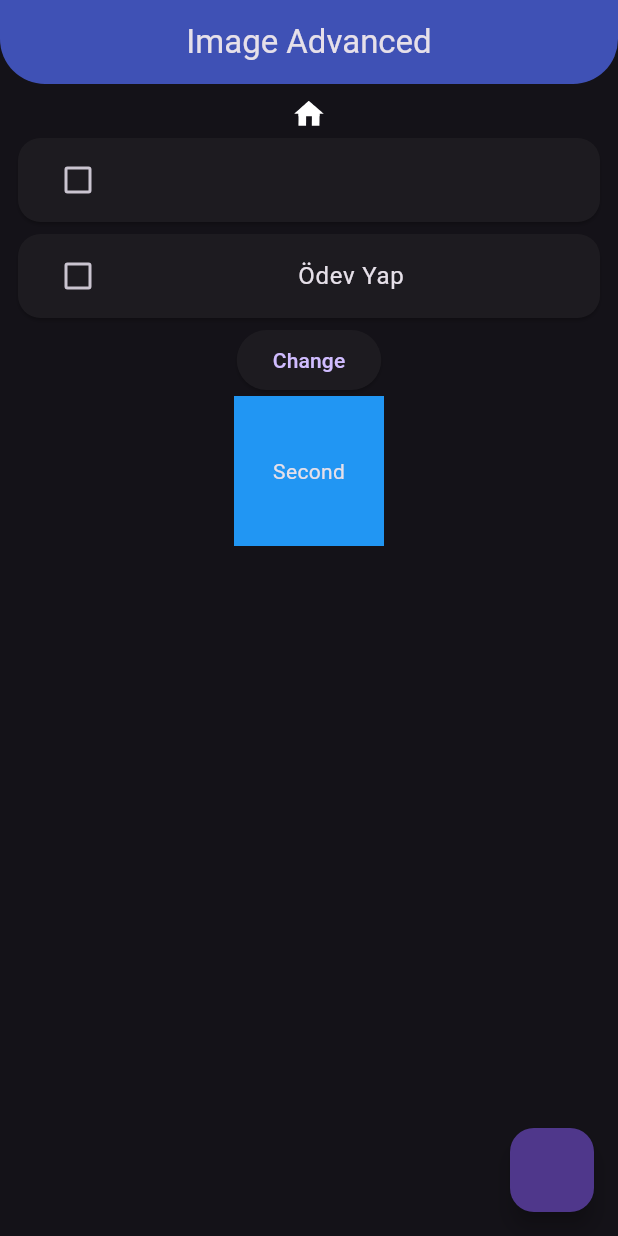
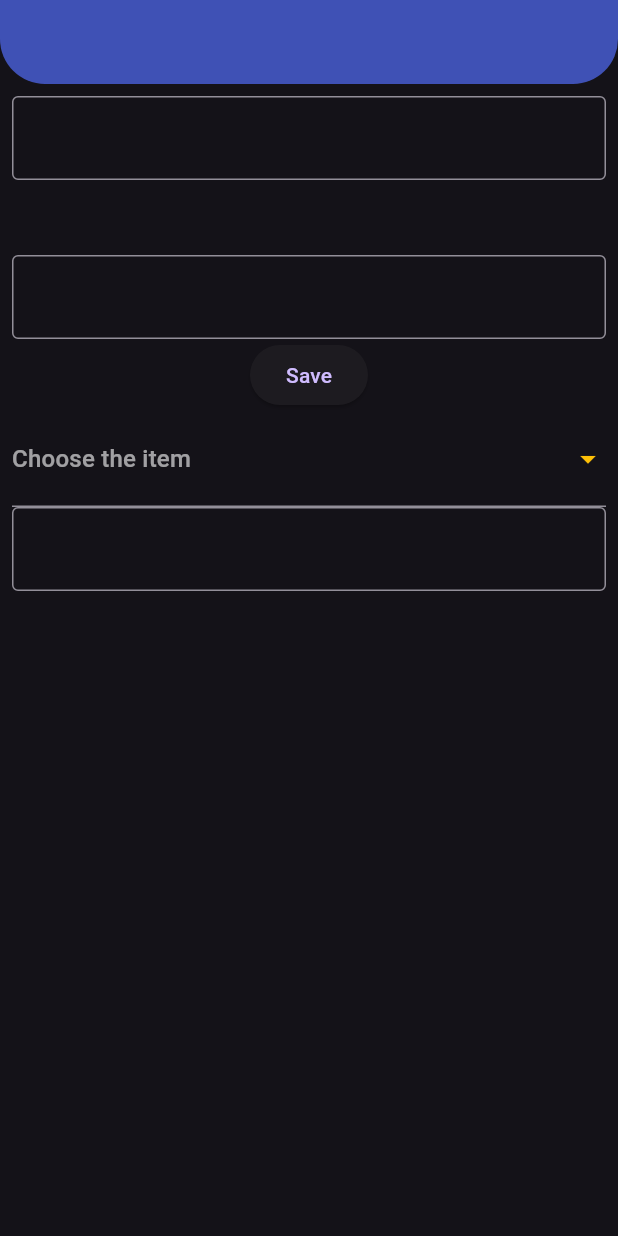
Before and after one commit to Furkanncm/Flutter-Learn, a Flutter app: the screen it shows after launch, on a phone screen of 412 x 824 dp. Run offline on Flutter 3.47's test engine with Material 3 defaults, Android fonts, the phone set to English and light mode, and no system bars; our stand-ins replace dio.

```diff
--- /dev/null
+++ b/furkann/lib/202/FileException.dart
@@ -0,0 +1,5 @@
+class FileException implements Exception {
+  String fileException() {
+    return "File Dowloand has failed";
+  }
+}
--- /dev/null
+++ b/furkann/lib/202/Form_learnd.dart
@@ -0,0 +1,117 @@
+import 'package:flutter/cupertino.dart';
+import 'package:flutter/material.dart';
+
+class TextFormLearn extends StatefulWidget {
+  const TextFormLearn({super.key});
+
+  @override
+  State<TextFormLearn> createState() => _TextFormLearnState();
+}
+
+class _TextFormLearnState extends State<TextFormLearn> {
+  final GlobalKey<FormState> _globalKey = GlobalKey();
+  _myOptions? _options;
+
+  @override
+  Widget build(BuildContext context) {
+    return Scaffold(
+      appBar: AppBar(),
+      body: Padding(
+        padding: const EdgeInsets.all(8.0),
+        child: Form(
+          key: _globalKey,
+          child: Column(
+            children: [
+              validateField(),
+              SizedBox(
+                height: 50,
+              ),
+              validateField(),
+              ElevatedButton(
+                  onPressed: () {
+                    if (_globalKey.currentState?.validate() ?? false) {}
+                  },
+                  child: Text("Save")),
+              DropdownButtonFormField(
+                  hint: Text("Choose the item"),
+                  selectedItemBuilder: (context) {
+                    return _myOptions.values.map((e) => Text(e.name)).toList();
+                  },
+                  isDense: false,
+                  elevation: 8,
+                  icon: Icon(Icons.arrow_drop_down_sharp),
+                  iconDisabledColor: Colors.red,
+                  iconEnabledColor: Colors.amber,
+                  items: _myOptions.values
+                      .map((e) => DropdownMenuItem(
+                            child: Text(e.name),
+                            value: e,
+                          ))
+                      .toList(),
+                  onChanged: (value) {
+                    setState(() {
+                      _options = value;
+                    });
+                  }),
+              TextFormField(
+                textInputAction: TextInputAction.next,
+                readOnly: true,
+                decoration: InputDecoration(
+                  border: OutlineInputBorder(),
+                  hintText: _options?.name,
+                ),
+                // validator: (value) {
+                //   return (value?.isNotEmpty ?? false)
+                //       ? null
+                //       : "Name is required";
+                // },
+              )
+            ],
+          ),
+        ),
+      ),
+    );
+  }
+}
+
+enum _myOptions { Furkan, Betul, Kazim }
+
+extension _myOpExtension on _myOptions {
+  String get name {
+    switch (this) {
+      case _myOptions.Furkan:
+        return "Furkan";
+      case _myOptions.Betul:
+        return "Betul";
+      case _myOptions.Kazim:
+        return "Kazim";
+    }
+  }
+}
+
+class validateField extends StatelessWidget {
+  const validateField({
+    super.key,
+  });
+
+  @override
+  Widget build(BuildContext context) {
+    return TextFormField(
+      textInputAction: TextInputAction.next,
+      validator: validate().validateText,
+      decoration: const InputDecoration(
+        border: OutlineInputBorder(),
+      ),
+    );
+  }
+}
+
+class _notEmpty {
+  final String _message = "*required";
+}
+
+class validate {
+  String? validateText(String? data) {
+    return (data?.isNotEmpty ?? false) ? null : _notEmpty()._message;
+  }
+}
--- a/furkann/lib/product/main.dart
+++ b/furkann/lib/product/main.dart
@@ -1,11 +1,12 @@
 import 'package:flutter/material.dart';
 import 'package:flutter/services.dart';
+import 'package:furkann/202/Form_learnd.dart';
+import 'package:furkann/202/OOPLearn_view.dart';
 import 'package:furkann/202/image_learn_advance.dart';
 
 void main() {
   runApp(const MyApp());
 }
-
 
 class MyApp extends StatelessWidget {
   const MyApp({super.key});
@@ -33,7 +34,7 @@ class MyApp extends StatelessWidget {
         ),
       ),
       debugShowCheckedModeBanner: false,
-      home: ImageAdvanced(),
+      home: TextFormLearn(),
     );
   }
 }
--- a/furkann/pubspec.yaml
+++ b/furkann/pubspec.yaml
@@ -31,7 +31,7 @@ dependencies:
   flutter:
     sdk: flutter
   dio: ^5.4.3+1
-
+  url_launcher: ^6.3.0
 
   # The following adds the Cupertino Icons font to your application.
   # Use with the CupertinoIcons class for iOS style icons.
```
Also changed, not shown: furkann/lib/202/MyService/getServiceViewModel.dart (added, +30 -0 lines), furkann/lib/202/OOPLearn.dart (added, +34 -0 lines), furkann/lib/202/OOPLearn_view.dart (added, +29 -0 lines), furkann/pubspec.lock, 5 other files.
